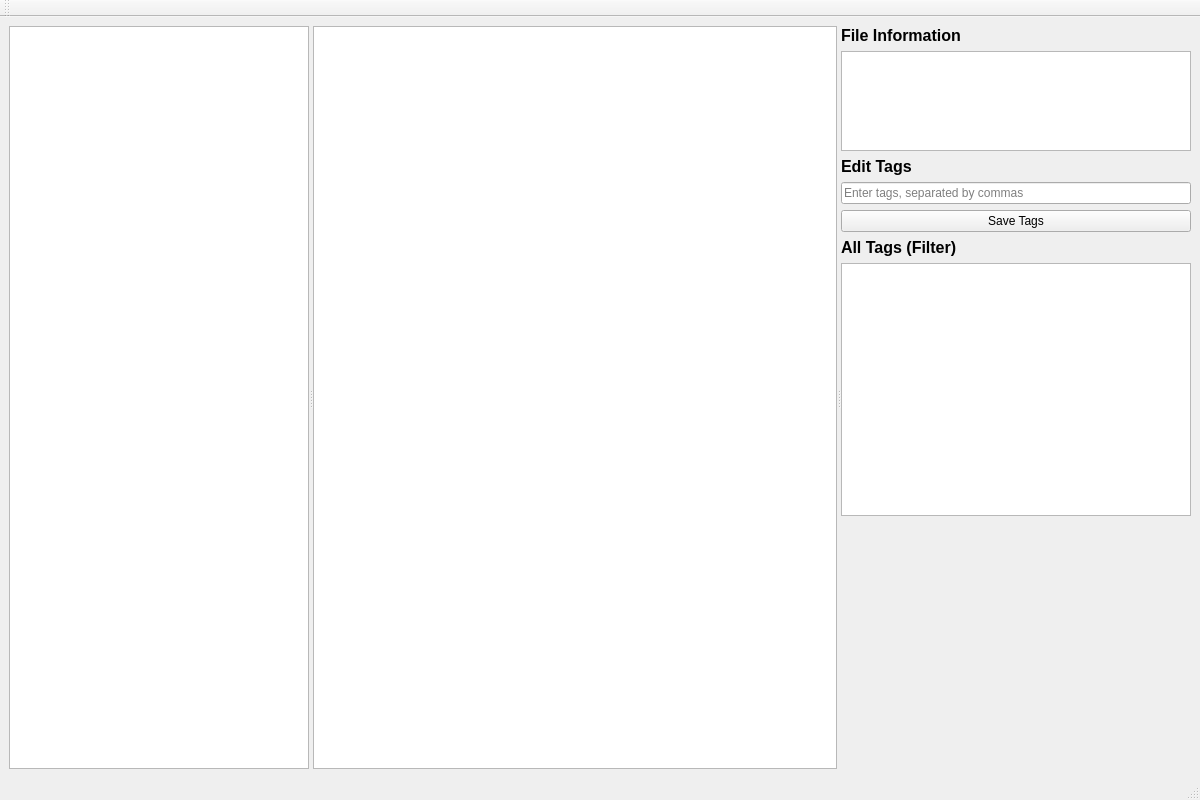
Before: the Qt Designer form ui/main_window.ui in Yamang02/PYQT5_FileTagger, drawn with Qt 5.
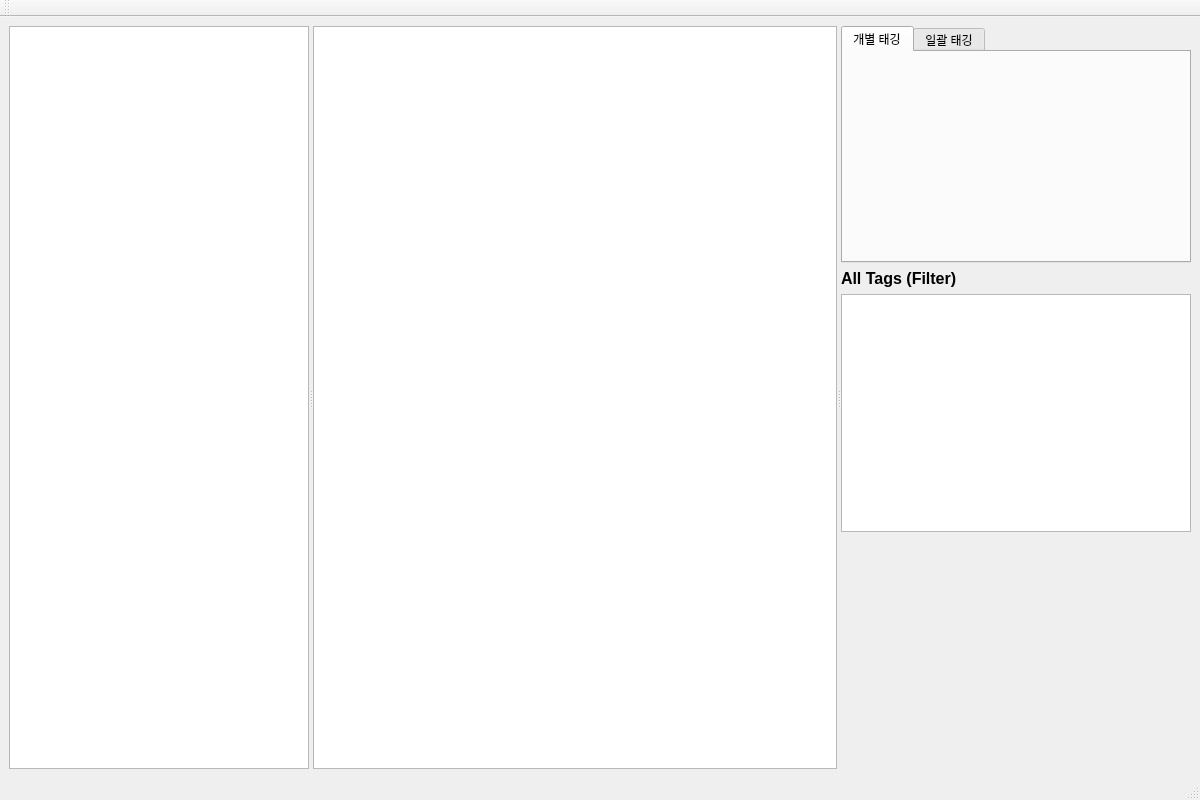
After: the same form once the commit is applied. Custom widgets are drawn as their Qt base class.

Commit message: 1 Refactor: UI 정의를 Python 코드에서 .ui 파일로 이동    2    3 정적 UI 정의를 Python 파일에서 해당 .ui 파일로 이동하여 관심사 분리 및 Qt Designer를 통한 UI      디자인을 용이하게 했습니다.    4    5 - `BatchTaggingOptionsWidget`, `BatchTaggingPanel`, `FileSelectionAndPreviewWidget`,      `QuickTagsWidget`, `TagChip`, `TagInputWidget`의 UI를 새로운 `.ui` 파일로 추출했습니다.    6 - 해당 Python 파일들을 `uic.loadUi()`를 사용하여 `.ui` 파일에서 UI를 로드하도록      업데이트했습니다.    7 - Python 코드에서 하드코딩된 UI 레이아웃 및 위젯 생성을 제거했습니다.    8 - `main_window.py` 및 `ui_initializer.py`를 업데이트하여 메인 윈도우 지오메트리 및 스플리터      크기를 `main_window.ui`로 이동하는 등 변경 사항을 반영했습니다.

Diff of the .ui file:
```diff
--- a/ui/main_window.ui
+++ b/ui/main_window.ui
@@ -4,8 +4,8 @@
  <widget class="QMainWindow" name="MainWindow">
   <property name="geometry">
    <rect>
-    <x>0</x>
-    <y>0</y>
+    <x>100</x>
+    <y>100</y>
     <width>1200</width>
     <height>800</height>
    </rect>
@@ -47,58 +47,30 @@
         </property>
         <layout class="QVBoxLayout" name="verticalLayout">
          <item>
-          <widget class="QLabel" name="label_file_info">
-           <property name="text">
-            <string>File Information</string>
+          <widget class="QTabWidget" name="tabWidget_tagging">
+           <property name="currentIndex">
+            <number>0</number>
            </property>
-           <property name="font">
-            <font>
-             <pointsize>12</pointsize>
-             <weight>75</weight>
-             <bold>true</bold>
-            </font>
-           </property>
-          </widget>
-         </item>
-         <item>
-          <!-- 선택된 파일의 상세 정보 표시 -->
-          <widget class="QTextBrowser" name="textBrowser_file_details">
-           <property name="maximumSize">
-            <size>
-             <width>16777215</width>
-             <height>100</height>
-            </size>
-           </property>
-          </widget>
-         </item>
-         <item>
-          <widget class="QLabel" name="label_edit_tags">
-           <property name="text">
-            <string>Edit Tags</string>
-           </property>
-           <property name="font">
-            <font>
-             <pointsize>12</pointsize>
-             <weight>75</weight>
-             <bold>true</bold>
-            </font>
-           </property>
-          </widget>
-         </item>
-         <item>
-          <!-- 태그 입력을 위한 LineEdit -->
-          <widget class="QLineEdit" name="lineEdit_tags">
-           <property name="placeholderText">
-            <string>Enter tags, separated by commas</string>
-           </property>
-          </widget>
-         </item>
-         <item>
-          <!-- 태그 저장을 위한 버튼 -->
-          <widget class="QPushButton" name="btn_save_tags">
-           <property name="text">
-            <string>Save Tags</string>
-           </property>
+           <widget class="QWidget" name="tab_individual_tagging">
+            <attribute name="title">
+             <string>개별 태깅</string>
+            </attribute>
+            <layout class="QVBoxLayout" name="verticalLayout_individual_tagging">
+             <item>
+              <widget class="UnifiedTaggingPanel" name="unifiedTaggingPanel_individual" native="true"/>
+             </item>
+            </layout>
+           </widget>
+           <widget class="QWidget" name="tab_batch_tagging">
+            <attribute name="title">
+             <string>일괄 태깅</string>
+            </attribute>
+            <layout class="QVBoxLayout" name="verticalLayout_batch_tagging">
+             <item>
+              <widget class="UnifiedTaggingPanel" name="unifiedTaggingPanel_batch" native="true"/>
+             </item>
+            </layout>
+           </widget>
           </widget>
          </item>
          <item>
@@ -162,6 +134,14 @@
    </attribute>
   </widget>
  </widget>
+ <customwidgets>
+  <customwidget>
+   <class>UnifiedTaggingPanel</class>
+   <extends>QWidget</extends>
+   <header>widgets.unified_tagging_panel</header>
+   <container>1</container>
+  </customwidget>
+ </customwidgets>
  <resources/>
  <connections/>
 </ui>
```
Left out of the diff: 34 changed lines with no effect on the pictures. The commit also changes 18 other files.
